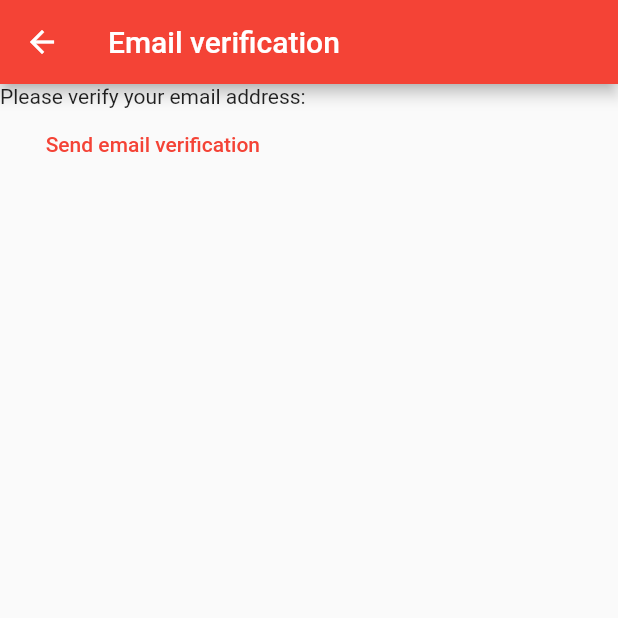
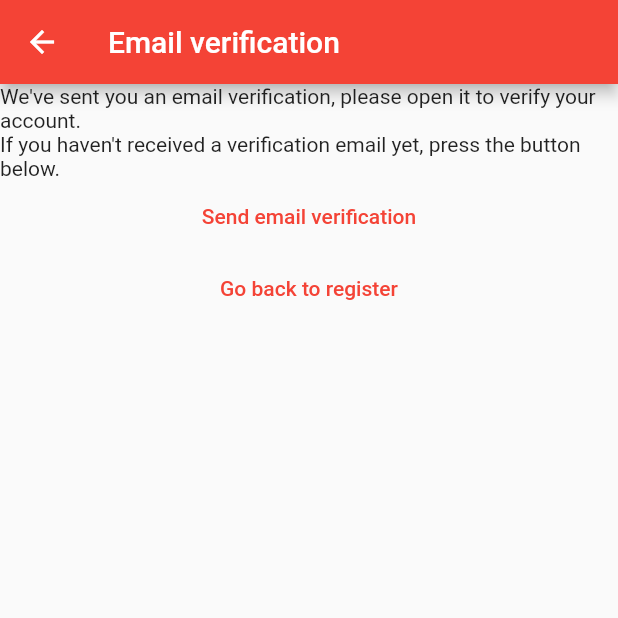
Before and after one commit to JameelGharra/MyNotes-app, a Flutter app: the VerifyEmailView screen opened directly, on a phone screen of 412 x 824 dp, the top half of it. Run offline on Flutter 3.47's test engine with Material 2 defaults, Android fonts, the light colour scheme and no system bars; our stand-ins replace firebase_auth, firebase_core; accounts and stored records are empty.

Commit message:
Improved email verification & more error handling for login/register.

```diff
--- a/lib/constants/routes.dart
+++ b/lib/constants/routes.dart
@@ -1,3 +1,4 @@
 const loginRoute = '/login/';
 const registerRoute = '/register/';
 const notesRoute = '/notes/';
+const verifyEmailRoute = '/verify-email/';
--- a/lib/main.dart
+++ b/lib/main.dart
@@ -22,6 +22,7 @@ void main() {
       loginRoute: (context) => const LoginView(),
       registerRoute: (context) => const RegisterView(),
       notesRoute: (context) => const NotesView(),
+      verifyEmailRoute: (context) => const VerifyEmailView(),
     },
   ));
 }
--- a/lib/views/verify_email_view.dart
+++ b/lib/views/verify_email_view.dart
@@ -1,5 +1,6 @@
 import 'package:firebase_auth/firebase_auth.dart';
 import 'package:flutter/material.dart';
+import 'package:mynotes/constants/routes.dart';
 
 class VerifyEmailView extends StatefulWidget {
   const VerifyEmailView({Key? key}) : super(key: key);
@@ -15,7 +16,10 @@ class _VerifyEmailViewState extends State<VerifyEmailView> {
       appBar: AppBar(title: const Text("Email verification")),
       body: Column(
         children: [
-          const Text('Please verify your email address:'),
+          const Text(
+              "We've sent you an email verification, please open it to verify your account."),
+          const Text(
+              "If you haven't received a verification email yet, press the button below."),
           TextButton(
             onPressed: () async {
               final user = FirebaseAuth.instance.currentUser;
@@ -23,6 +27,14 @@ class _VerifyEmailViewState extends State<VerifyEmailView> {
             },
             child: const Text("Send email verification"),
           ),
+          TextButton(
+            onPressed: () async {
+              await FirebaseAuth.instance.signOut();
+              Navigator.of(context)
+                  .pushNamedAndRemoveUntil(registerRoute, (route) => false);
+            },
+            child: const Text("Go back to register"),
+          )
         ],
       ),
     );
```
Also changed, not shown: lib/views/login_view.dart (+19 -9 lines), lib/views/register_view.dart (+34 -11 lines).
